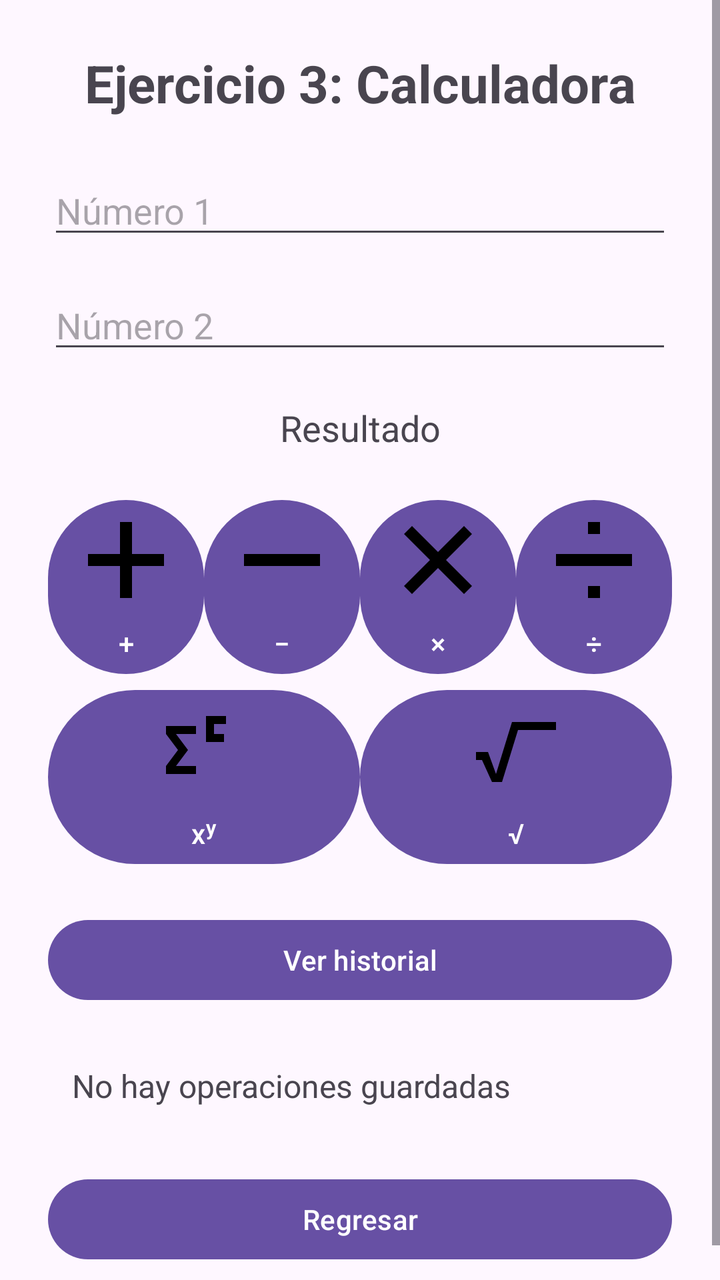
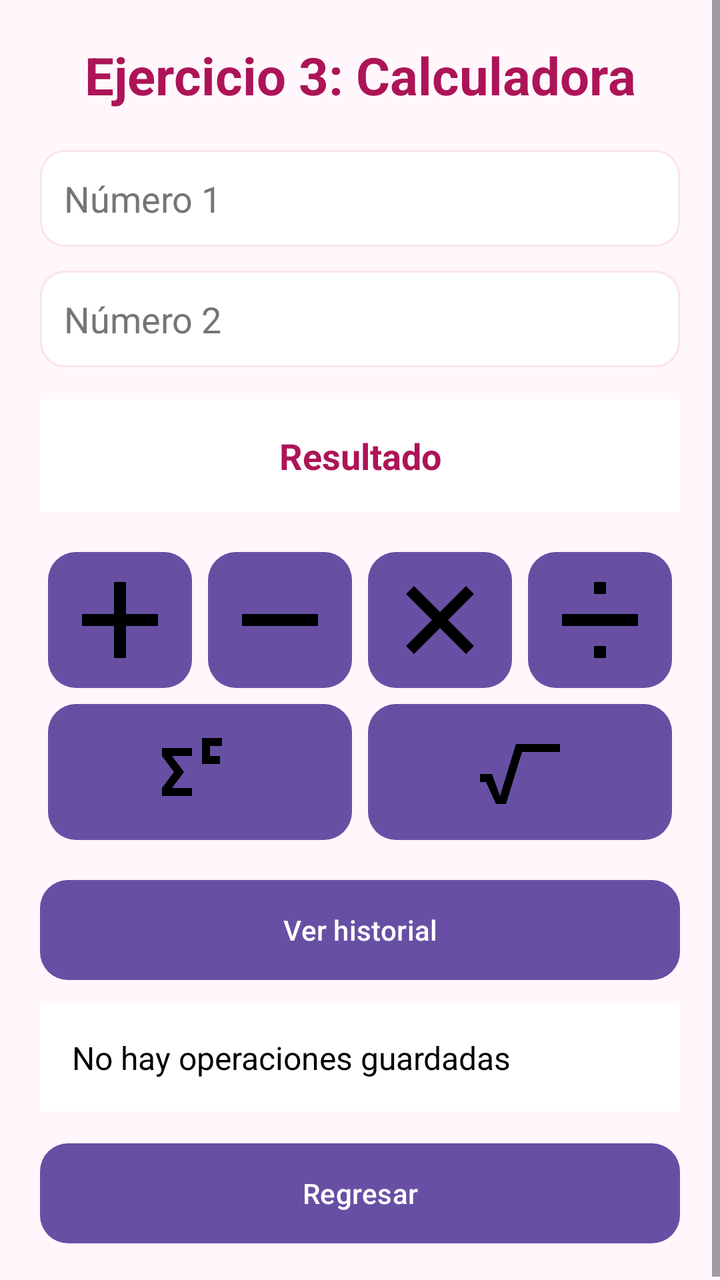

Before-and-after screenshots of an Android layout around one commit, followed by the original layout XML and the change that was made.
<!-- AndroidManifest.xml: application theme Theme.DesafioPractico -->
<!-- res/layout/activity_calculadora.xml -->
<?xml version="1.0" encoding="utf-8"?>
<ScrollView
    xmlns:android="http://schemas.android.com/apk/res/android"
    android:layout_width="match_parent"
    android:layout_height="match_parent">

    <LinearLayout
        android:layout_width="match_parent"
        android:layout_height="wrap_content"
        android:orientation="vertical"
        android:padding="@dimen/margen_principal">

        <TextView
            android:id="@+id/tvTituloCalculadora"
            android:layout_width="match_parent"
            android:layout_height="wrap_content"
            android:text="@string/titulo_calculadora"
            android:textSize="@dimen/texto_titulo"
            android:textStyle="bold"
            android:gravity="center"
            android:layout_marginBottom="@dimen/margen_titulo" />

        <EditText
            android:id="@+id/etNumero1"
            android:layout_width="match_parent"
            android:layout_height="wrap_content"
            android:hint="@string/numero_1"
            android:inputType="numberDecimal|numberSigned"
            android:layout_marginBottom="@dimen/margen_campo" />

        <EditText
            android:id="@+id/etNumero2"
            android:layout_width="match_parent"
            android:layout_height="wrap_content"
            android:hint="@string/numero_2"
            android:inputType="numberDecimal|numberSigned"
            android:layout_marginBottom="@dimen/margen_resultado" />

        <TextView
            android:id="@+id/tvResultadoCalculadora"
            android:layout_width="match_parent"
            android:layout_height="wrap_content"
            android:text="@string/resultado_calculadora"
            android:textSize="@dimen/texto_resultado"
            android:gravity="center"
            android:layout_marginBottom="@dimen/margen_resultado" />

        <LinearLayout
            android:layout_width="match_parent"
            android:layout_height="wrap_content"
            android:orientation="horizontal">

            <Button
                android:id="@+id/btnSuma"
                android:layout_width="0dp"
                android:layout_height="wrap_content"
                android:layout_weight="1"
                android:text="@string/suma"
                android:drawableTop="@drawable/ic_suma"
                android:contentDescription="@string/suma" />

            <Button
                android:id="@+id/btnResta"
                android:layout_width="0dp"
                android:layout_height="wrap_content"
                android:layout_weight="1"
                android:text="@string/resta"
                android:drawableTop="@drawable/ic_resta"
                android:contentDescription="@string/resta" />

            <Button
                android:id="@+id/btnMultiplicacion"
                android:layout_width="0dp"
                android:layout_height="wrap_content"
                android:layout_weight="1"
                android:text="@string/multiplicacion"
                android:drawableTop="@drawable/ic_multiplicacion"
                android:contentDescription="@string/multiplicacion" />

            <Button
                android:id="@+id/btnDivision"
                android:layout_width="0dp"
                android:layout_height="wrap_content"
                android:layout_weight="1"
                android:text="@string/division"
                android:drawableTop="@drawable/ic_division"
                android:contentDescription="@string/division" />

        </LinearLayout>

        <LinearLayout
            android:layout_width="match_parent"
            android:layout_height="wrap_content"
            android:orientation="horizontal">

            <Button
                android:id="@+id/btnExponente"
                android:layout_width="0dp"
                android:layout_height="wrap_content"
                android:layout_weight="1"
                android:text="@string/exponente"
                android:drawableTop="@drawable/ic_exponente"
                android:contentDescription="@string/exponente" />

            <Button
                android:id="@+id/btnRaiz"
                android:layout_width="0dp"
                android:layout_height="wrap_content"
                android:layout_weight="1"
                android:text="@string/raiz"
                android:drawableTop="@drawable/ic_raiz"
                android:contentDescription="@string/raiz" />

        </LinearLayout>

        <Button
            android:id="@+id/btnVerHistorial"
            android:layout_width="match_parent"
            android:layout_height="wrap_content"
            android:text="@string/ver_historial"
            android:layout_marginTop="@dimen/margen_resultado" />

        <TextView
            android:id="@+id/tvHistorial"
            android:layout_width="match_parent"
            android:layout_height="wrap_content"
            android:text="@string/historial_vacio"
            android:textSize="16sp"
            android:padding="12dp"
            android:layout_marginTop="@dimen/margen_campo" />

        <Button
            android:id="@+id/btnRegresarCalculadora"
            android:layout_width="match_parent"
            android:layout_height="wrap_content"
            android:text="@string/regresar"
            android:layout_marginTop="@dimen/margen_resultado" />

    </LinearLayout>

</ScrollView>
<!-- resources referenced by this layout -->
<resources>
  <dimen name="margen_campo">16dp</dimen>
  <dimen name="margen_principal">24dp</dimen>
  <dimen name="margen_resultado">20dp</dimen>
  <dimen name="margen_titulo">24dp</dimen>
  <dimen name="texto_resultado">18sp</dimen>
  <dimen name="texto_titulo">26sp</dimen>
  <!-- drawable ic_division (drawable) -->
  <vector xmlns:android="http://schemas.android.com/apk/res/android"
      android:width="48dp"
      android:height="48dp"
      android:viewportWidth="48"
      android:viewportHeight="48">
  
      <path
          android:fillColor="#000000"
          android:pathData="M21,5 L27,5 L27,11 L21,11 Z M5,21 L43,21 L43,27 L5,27 Z M21,37 L27,37 L27,43 L21,43 Z" />
  
  </vector>
  <!-- drawable ic_raiz (drawable) -->
  <vector xmlns:android="http://schemas.android.com/apk/res/android"
      android:width="48dp"
      android:height="48dp"
      android:viewportWidth="48"
      android:viewportHeight="48">
  
      <path
          android:fillColor="#000000"
          android:pathData="M4,25 L10,25 L14,36 L22,10 L44,10 L44,14 L25,14 L17,40 L12,40 L7,29 L4,29 Z" />
  
  </vector>
  <!-- drawable ic_resta (drawable) -->
  <vector xmlns:android="http://schemas.android.com/apk/res/android"
      android:width="48dp"
      android:height="48dp"
      android:viewportWidth="48"
      android:viewportHeight="48">
  
      <path
          android:fillColor="#000000"
          android:pathData="M5,21 L43,21 L43,27 L5,27 Z" />
  
  </vector>
  <!-- drawable ic_suma (drawable) -->
  <vector xmlns:android="http://schemas.android.com/apk/res/android"
      android:width="48dp"
      android:height="48dp"
      android:viewportWidth="48"
      android:viewportHeight="48">
  
      <path
          android:fillColor="#000000"
          android:pathData="M21,5 L27,5 L27,21 L43,21 L43,27 L27,27 L27,43 L21,43 L21,27 L5,27 L5,21 L21,21 Z" />
  
  </vector>
  <string name="division">÷</string>
  <string name="exponente">xʸ</string>
  <string name="historial_vacio">No hay operaciones guardadas</string>
  <string name="multiplicacion">×</string>
  <string name="numero_1">Número 1</string>
  <string name="numero_2">Número 2</string>
  <string name="raiz">√</string>
  <string name="regresar">Regresar</string>
  <string name="resta">−</string>
  <string name="resultado_calculadora">Resultado</string>
  <string name="suma">+</string>
  <string name="titulo_calculadora">Ejercicio 3: Calculadora</string>
  <string name="ver_historial">Ver historial</string>
  <style name="Theme.DesafioPractico" parent="Base.Theme.DesafioPractico" />
  <style name="Base.Theme.DesafioPractico" parent="Theme.Material3.DayNight.NoActionBar">
          
          
      </style>
  <!-- unchanged entries left out for length: 2 -->
</resources>

<!-- the commit's change to res/layout/activity_calculadora.xml (unified diff, before → after) -->
@@ -2,7 +2,8 @@
 <ScrollView
     xmlns:android="http://schemas.android.com/apk/res/android"
     android:layout_width="match_parent"
-    android:layout_height="match_parent">
+    android:layout_height="match_parent"
+    android:background="@color/fondo_principal">
 
     <LinearLayout
         android:layout_width="match_parent"
@@ -17,6 +18,7 @@
             android:text="@string/titulo_calculadora"
             android:textSize="@dimen/texto_titulo"
             android:textStyle="bold"
+            android:textColor="@color/fucsia_oscuro"
             android:gravity="center"
             android:layout_marginBottom="@dimen/margen_titulo" />
 
@@ -25,7 +27,11 @@
             android:layout_width="match_parent"
             android:layout_height="wrap_content"
             android:hint="@string/numero_1"
+            android:textColor="@color/texto_principal"
+            android:textColorHint="@color/texto_secundario"
             android:inputType="numberDecimal|numberSigned"
+            android:background="@drawable/campo_fondo"
+            android:padding="12dp"
             android:layout_marginBottom="@dimen/margen_campo" />
 
         <EditText
@@ -33,7 +39,11 @@
             android:layout_width="match_parent"
             android:layout_height="wrap_content"
             android:hint="@string/numero_2"
+            android:textColor="@color/texto_principal"
+            android:textColorHint="@color/texto_secundario"
             android:inputType="numberDecimal|numberSigned"
+            android:background="@drawable/campo_fondo"
+            android:padding="12dp"
             android:layout_marginBottom="@dimen/margen_resultado" />
 
         <TextView
@@ -42,7 +52,11 @@
             android:layout_height="wrap_content"
             android:text="@string/resultado_calculadora"
             android:textSize="@dimen/texto_resultado"
+            android:textStyle="bold"
+            android:textColor="@color/fucsia_oscuro"
             android:gravity="center"
+            android:background="@color/blanco"
+            android:padding="16dp"
             android:layout_marginBottom="@dimen/margen_resultado" />
 
         <LinearLayout
@@ -53,36 +67,52 @@
             <Button
                 android:id="@+id/btnSuma"
                 android:layout_width="0dp"
-                android:layout_height="wrap_content"
+                android:layout_height="@dimen/altura_boton_calculadora"
                 android:layout_weight="1"
+                android:layout_margin="@dimen/espacio_boton"
                 android:text="@string/suma"
+                android:textColor="@color/blanco"
+                android:textSize="12sp"
+                android:background="@drawable/boton_fucsia"
                 android:drawableTop="@drawable/ic_suma"
                 android:contentDescription="@string/suma" />
 
             <Button
                 android:id="@+id/btnResta"
                 android:layout_width="0dp"
-                android:layout_height="wrap_content"
+                android:layout_height="@dimen/altura_boton_calculadora"
                 android:layout_weight="1"
+                android:layout_margin="@dimen/espacio_boton"
                 android:text="@string/resta"
+                android:textColor="@color/blanco"
+                android:textSize="12sp"
+                android:background="@drawable/boton_fucsia"
                 android:drawableTop="@drawable/ic_resta"
                 android:contentDescription="@string/resta" />
 
             <Button
                 android:id="@+id/btnMultiplicacion"
                 android:layout_width="0dp"
-                android:layout_height="wrap_content"
+                android:layout_height="@dimen/altura_boton_calculadora"
                 android:layout_weight="1"
+                android:layout_margin="@dimen/espacio_boton"
                 android:text="@string/multiplicacion"
+                android:textColor="@color/blanco"
+                android:textSize="12sp"
+                android:background="@drawable/boton_fucsia"
                 android:drawableTop="@drawable/ic_multiplicacion"
                 android:contentDescription="@string/multiplicacion" />
 
             <Button
                 android:id="@+id/btnDivision"
                 android:layout_width="0dp"
-                android:layout_height="wrap_content"
+                android:layout_height="@dimen/altura_boton_calculadora"
                 android:layout_weight="1"
+                android:layout_margin="@dimen/espacio_boton"
                 android:text="@string/division"
+                android:textColor="@color/blanco"
+                android:textSize="12sp"
+                android:background="@drawable/boton_fucsia"
                 android:drawableTop="@drawable/ic_division"
                 android:contentDescription="@string/division" />
 
@@ -96,18 +126,26 @@
             <Button
                 android:id="@+id/btnExponente"
                 android:layout_width="0dp"
-                android:layout_height="wrap_content"
+                android:layout_height="@dimen/altura_boton_calculadora"
                 android:layout_weight="1"
+                android:layout_margin="@dimen/espacio_boton"
                 android:text="@string/exponente"
+                android:textColor="@color/blanco"
+                android:textSize="12sp"
+                android:background="@drawable/boton_fucsia"
                 android:drawableTop="@drawable/ic_exponente"
                 android:contentDescription="@string/exponente" />
 
             <Button
                 android:id="@+id/btnRaiz"
                 android:layout_width="0dp"
-                android:layout_height="wrap_content"
+                android:layout_height="@dimen/altura_boton_calculadora"
                 android:layout_weight="1"
+                android:layout_margin="@dimen/espacio_boton"
                 android:text="@string/raiz"
+                android:textColor="@color/blanco"
+                android:textSize="12sp"
+                android:background="@drawable/boton_fucsia"
                 android:drawableTop="@drawable/ic_raiz"
                 android:contentDescription="@string/raiz" />
 
@@ -116,8 +154,10 @@
         <Button
             android:id="@+id/btnVerHistorial"
             android:layout_width="match_parent"
-            android:layout_height="wrap_content"
+            android:layout_height="@dimen/altura_boton"
             android:text="@string/ver_historial"
+            android:textColor="@color/blanco"
+            android:background="@drawable/boton_fucsia"
             android:layout_marginTop="@dimen/margen_resultado" />
 
         <TextView
@@ -125,15 +165,19 @@
             android:layout_width="match_parent"
             android:layout_height="wrap_content"
             android:text="@string/historial_vacio"
+            android:textColor="@color/texto_principal"
             android:textSize="16sp"
-            android:padding="12dp"
+            android:background="@color/blanco"
+            android:padding="16dp"
             android:layout_marginTop="@dimen/margen_campo" />
 
         <Button
             android:id="@+id/btnRegresarCalculadora"
             android:layout_width="match_parent"
-            android:layout_height="wrap_content"
+            android:layout_height="@dimen/altura_boton"
             android:text="@string/regresar"
+            android:textColor="@color/blanco"
+            android:background="@drawable/boton_fucsia"
             android:layout_marginTop="@dimen/margen_resultado" />
 
     </LinearLayout>
<!-- resource entries referenced after the edit -->
@@ -1,11 +1,55 @@
 <!-- resources referenced by this layout -->
 <resources>
-  <dimen name="margen_campo">16dp</dimen>
-  <dimen name="margen_principal">24dp</dimen>
-  <dimen name="margen_resultado">20dp</dimen>
-  <dimen name="margen_titulo">24dp</dimen>
+  <color name="blanco">#FFFFFF</color>
+  <color name="fondo_principal">#FFF7FB</color>
+  <color name="fucsia_oscuro">#AD1457</color>
+  <color name="texto_principal">#000000</color>
+  <color name="texto_secundario">#757575</color>
+  <dimen name="altura_boton">50dp</dimen>
+  <dimen name="altura_boton_calculadora">68dp</dimen>
+  <dimen name="espacio_boton">4dp</dimen>
+  <dimen name="margen_campo">12dp</dimen>
+  <dimen name="margen_principal">20dp</dimen>
+  <dimen name="margen_resultado">16dp</dimen>
+  <dimen name="margen_titulo">20dp</dimen>
   <dimen name="texto_resultado">18sp</dimen>
   <dimen name="texto_titulo">26sp</dimen>
+  <!-- drawable boton_fucsia (drawable) -->
+  <?xml version="1.0" encoding="utf-8"?>
+  <shape xmlns:android="http://schemas.android.com/apk/res/android"
+      android:shape="rectangle">
+  
+      <solid android:color="@color/fucsia_principal" />
+  
+      <corners android:radius="14dp" />
+  
+      <padding
+          android:left="12dp"
+          android:top="8dp"
+          android:right="12dp"
+          android:bottom="8dp" />
+  
+  </shape>
+  <!-- drawable campo_fondo (drawable) -->
+  <?xml version="1.0" encoding="utf-8"?>
+  <shape xmlns:android="http://schemas.android.com/apk/res/android"
+      android:shape="rectangle">
+  
+      <solid android:color="@color/blanco" />
+  
+      <stroke
+          android:width="1dp"
+          android:color="@color/fucsia_claro" />
+  
+      <corners android:radius="12dp" />
+  
+      <padding
+          android:left="12dp"
+          android:top="4dp"
+          android:right="12dp"
+          android:bottom="4dp" />
+  
+  </shape>
   <!-- drawable ic_division (drawable) -->
   <vector xmlns:android="http://schemas.android.com/apk/res/android"
       android:width="48dp"
@@ -68,6 +112,8 @@
   <string name="titulo_calculadora">Ejercicio 3: Calculadora</string>
   <string name="ver_historial">Ver historial</string>
   <style name="Theme.DesafioPractico" parent="Base.Theme.DesafioPractico" />
+  <color name="fucsia_principal">#D81B60</color>
+  <color name="fucsia_claro">#FCE4EC</color>
   <style name="Base.Theme.DesafioPractico" parent="Theme.Material3.DayNight.NoActionBar">
           
           
